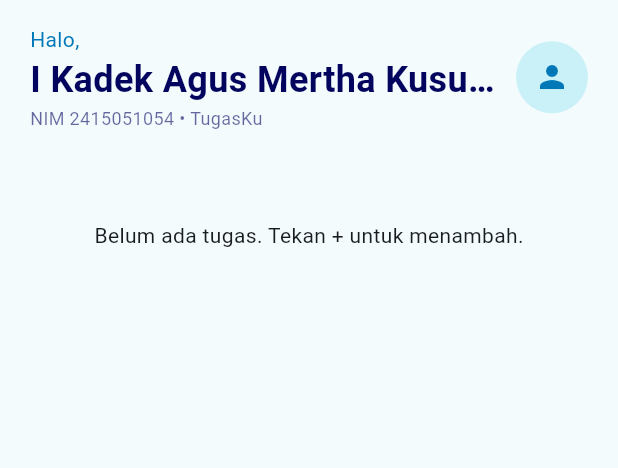
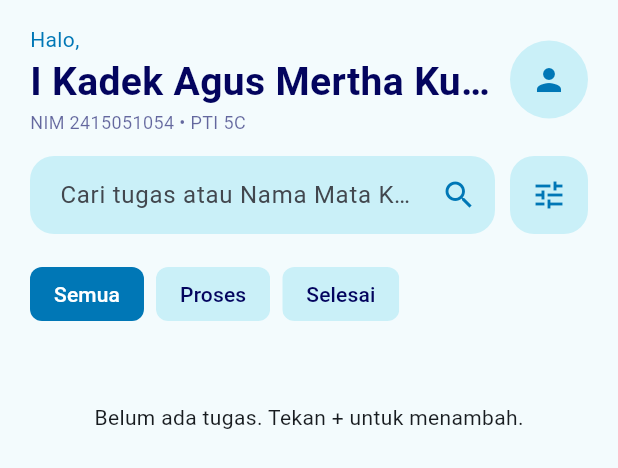
Before and after one commit to Shizuu2006/UTS_2415051054_I-Kadek-Agus-Mertha-Kusuma, a Flutter app: the HomePage widget shown alone on an empty page, opened directly with empty values, on a phone screen of 412 x 824 dp. Shown: the top 468 px of the screen. Run offline on Flutter 3.47's test engine with Material 3 defaults, Android fonts, the phone set to English and light mode, and no system bars; our stand-ins replace flutter_local_notifications, supabase_flutter, timezone; missing offline and left inert: add_2_calendar; accounts and stored records are empty.

Commit message:
Finalize UTS mobile application

```diff
--- a/lib/screens/home_page.dart
+++ b/lib/screens/home_page.dart
@@ -10,17 +10,24 @@ import '../widgets/error_view.dart';
 import '../widgets/highlight_card.dart';
 import 'course_detail_page.dart';
 
-class HomePage extends StatelessWidget {
+class HomePage extends StatefulWidget {
   final VoidCallback onSeeAll;
   const HomePage({super.key, required this.onSeeAll});
 
-  void _open(BuildContext context, Course c) => Navigator.push(
+  @override
+  State<HomePage> createState() => _HomePageState();
+}
+
+class _HomePageState extends State<HomePage> {
+  String? _filter;
+
+  void _open(Course c) => Navigator.push(
     context,
     MaterialPageRoute(builder: (_) => CourseDetailPage(course: c)),
   );
 
   Widget _title(String text, {Widget? trailing}) => Padding(
-    padding: const EdgeInsets.fromLTRB(20, 20, 20, 10),
+    padding: const EdgeInsets.fromLTRB(20, 22, 20, 10),
     child: Row(
       children: [
         Expanded(
@@ -39,7 +46,7 @@ class HomePage extends StatelessWidget {
   );
 
   Widget _header() => Padding(
-    padding: const EdgeInsets.fromLTRB(20, 16, 20, 12),
+    padding: const EdgeInsets.fromLTRB(20, 16, 20, 14),
     child: Row(
       children: [
         Expanded(
@@ -55,13 +62,13 @@ class HomePage extends StatelessWidget {
                 maxLines: 1,
                 overflow: TextOverflow.ellipsis,
                 style: TextStyle(
-                  fontSize: 24,
+                  fontSize: 26,
                   fontWeight: FontWeight.bold,
                   color: AppColors.navy,
                 ),
               ),
               Text(
-                'NIM $studentNim • TugasKu',
+                'NIM $studentNim • $studentClass',
                 style: TextStyle(
                   fontSize: 12,
                   color: AppColors.navy.withValues(alpha: 0.6),
@@ -71,7 +78,7 @@ class HomePage extends StatelessWidget {
           ),
         ),
         const CircleAvatar(
-          radius: 24,
+          radius: 26,
           backgroundColor: AppColors.ice,
           child: Icon(Icons.person, color: AppColors.blue),
         ),
@@ -79,11 +86,72 @@ class HomePage extends StatelessWidget {
     ),
   );
 
+  Widget _searchRow() => Padding(
+    padding: const EdgeInsets.symmetric(horizontal: 20),
+    child: Row(
+      children: [
+        Expanded(
+          child: TextField(
+            readOnly: true,
+            onTap: widget.onSeeAll,
+            decoration: const InputDecoration(
+              hintText: 'Cari tugas atau Nama Mata Kuliah',
+              suffixIcon: Icon(Icons.search, color: AppColors.blue),
+            ),
+          ),
+        ),
+        const SizedBox(width: 10),
+        InkWell(
+          borderRadius: BorderRadius.circular(16),
+          onTap: widget.onSeeAll,
+          child: Container(
+            width: 52,
+            height: 52,
+            decoration: BoxDecoration(
+              color: AppColors.ice,
+              borderRadius: BorderRadius.circular(16),
+            ),
+            child: const Icon(Icons.tune, color: AppColors.blue),
+          ),
+        ),
+      ],
+    ),
+  );
+
+  Widget _chips() {
+    final options = <String?>[null, 'active', 'done'];
+    return SingleChildScrollView(
+      scrollDirection: Axis.horizontal,
+      padding: const EdgeInsets.fromLTRB(20, 16, 20, 0),
+      child: Row(
+        children: options
+            .map(
+              (s) => Padding(
+                padding: const EdgeInsets.only(right: 8),
+                child: ChoiceChip(
+                  label: Text(s == null ? 'Semua' : statusLabel(s)),
+                  selected: _filter == s,
+                  selectedColor: AppColors.blue,
+                  backgroundColor: AppColors.ice,
+                  side: BorderSide.none,
+                  showCheckmark: false,
+                  labelStyle: TextStyle(
+                    color: _filter == s ? Colors.white : AppColors.navy,
+                  ),
+                  onSelected: (_) => setState(() => _filter = s),
+                ),
+              ),
+            )
+            .toList(),
+      ),
+    );
+  }
+
   @override
   Widget build(BuildContext context) {
     final p = context.watch<CourseProvider>();
 
-    final children = <Widget>[_header()];
+    final children = <Widget>[_header(), _searchRow(), _chips()];
 
     if (p.isLoading) {
       children.add(
@@ -109,68 +177,67 @@ class HomePage extends StatelessWidget {
         ),
       );
     } else {
-      final total = p.courses.length;
-      final active = p.courses.where((c) => c.status == 'active').length;
-      final done = p.courses.where((c) => c.status == 'done').length;
+      final base = p.courses
+          .where(
+            (c) => _filter == null ? c.status != 'done' : c.status == _filter,
+          )
+          .toList();
 
-      final highlights = p.courses.where((c) => c.status != 'done').toList()
+      final highlights = [...base]
         ..sort((a, b) => b.credits.compareTo(a.credits));
 
-      final upcoming =
-          p.courses
-              .where((c) => c.status != 'done' && c.deadline != null)
-              .toList()
-            ..sort((a, b) => a.deadline!.compareTo(b.deadline!));
+      final upcoming = base.where((c) => c.deadline != null).toList()
+        ..sort((a, b) => a.deadline!.compareTo(b.deadline!));
 
-      children.addAll([
-        Padding(
-          padding: const EdgeInsets.fromLTRB(20, 8, 20, 0),
-          child: Row(
-            children: [
-              _Stat('Total', total, Icons.list_alt),
-              _Stat('Aktif', active, Icons.pending_actions),
-              _Stat('Selesai', done, Icons.check_circle_outline),
-            ],
+      children.add(_title('Prioritas Utama'));
+      if (highlights.isEmpty) {
+        children.add(
+          const Padding(
+            padding: EdgeInsets.symmetric(horizontal: 20),
+            child: Text('Tidak ada tugas pada filter ini.'),
           ),
-        ),
-        if (highlights.isNotEmpty) ...[
-          _title('Prioritas Utama'),
+        );
+      } else {
+        children.add(
           SizedBox(
-            height: 150,
-            child: ListView(
+            height: 190,
+            child: ListView.builder(
               scrollDirection: Axis.horizontal,
               padding: const EdgeInsets.only(left: 20),
-              children: highlights
-                  .take(5)
-                  .map(
-                    (c) => HighlightCard(
-                      course: c,
-                      onTap: () => _open(context, c),
-                    ),
-                  )
-                  .toList(),
+              itemCount: highlights.length > 5 ? 5 : highlights.length,
+              itemBuilder: (_, i) => HighlightCard(
+                course: highlights[i],
+                alt: i.isOdd,
+                onTap: () => _open(highlights[i]),
+              ),
             ),
           ),
-        ],
+        );
+      }
+
+      children.add(
         _title(
           'Deadline Terdekat',
           trailing: TextButton(
-            onPressed: onSeeAll,
+            onPressed: widget.onSeeAll,
             child: const Text('Lihat semua'),
           ),
         ),
-        if (upcoming.isEmpty)
+      );
+      if (upcoming.isEmpty) {
+        children.add(
           const Padding(
             padding: EdgeInsets.symmetric(horizontal: 20),
             child: Text('Belum ada tugas dengan deadline.'),
-          )
-        else
-          ...upcoming
+          ),
+        );
+      } else {
+        children.addAll(
+          upcoming
               .take(3)
-              .map(
-                (c) => CourseCard(course: c, onTap: () => _open(context, c)),
-              ),
-      ]);
+              .map((c) => CourseCard(course: c, onTap: () => _open(c))),
+        );
+      }
     }
 
     return RefreshIndicator(
@@ -183,43 +250,3 @@ class HomePage extends StatelessWidget {
     );
   }
 }
-
-class _Stat extends StatelessWidget {
-  final String label;
-  final int value;
-  final IconData icon;
-  const _Stat(this.label, this.value, this.icon);
-
-  @override
-  Widget build(BuildContext context) => Expanded(
-    child: Container(
-      margin: const EdgeInsets.symmetric(horizontal: 4),
-      padding: const EdgeInsets.symmetric(vertical: 14),
-      decoration: BoxDecoration(
-        color: AppColors.ice.withValues(alpha: 0.7),
-        borderRadius: BorderRadius.circular(20),
-      ),
-      child: Column(
-        children: [
-          Icon(icon, color: AppColors.blue),
-          const SizedBox(height: 4),
-          Text(
-            '$value',
-            style: const TextStyle(
-              fontSize: 20,
-              fontWeight: FontWeight.bold,
-              color: AppColors.navy,
-            ),
-          ),
-          Text(
-            label,
-            style: TextStyle(
-              fontSize: 12,
-              color: AppColors.navy.withValues(alpha: 0.6),
-            ),
-          ),
-        ],
-      ),
-    ),
-  );
-}
```
Also changed, not shown: lib/widgets/highlight_card.dart (+52 -17 lines), .png (added), Database.png (added), data API.png (added), edit.png (added), home.png (added), kalender.png (added), proses.png (added), responsiv.png (added), tambah.png (added).
